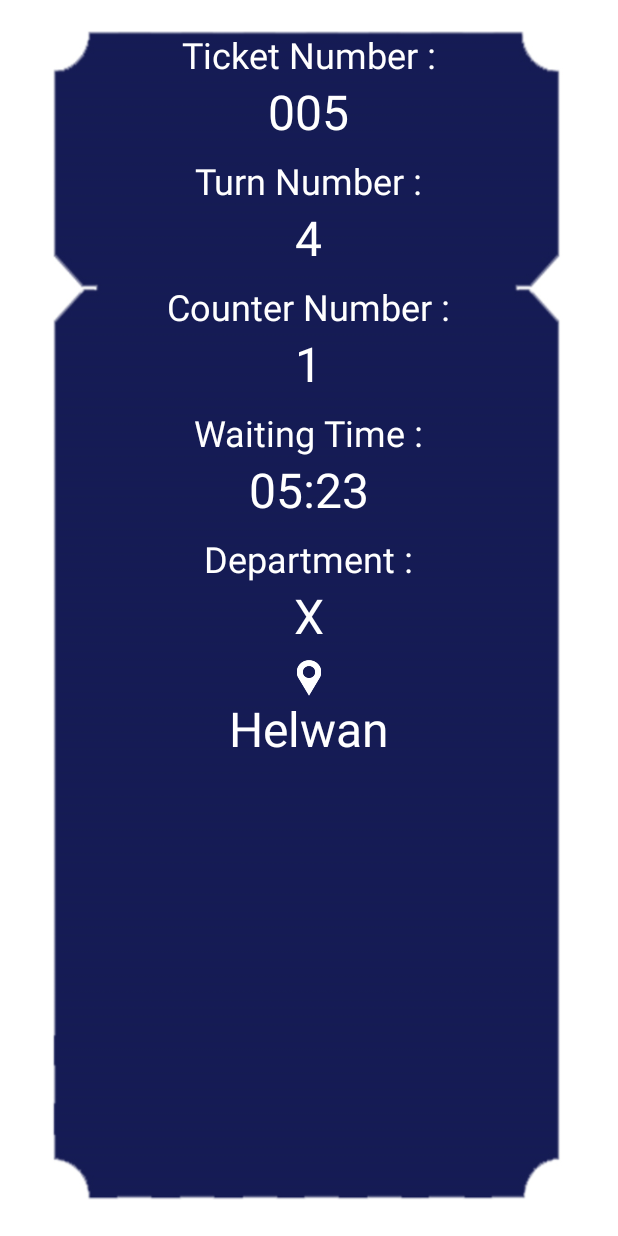
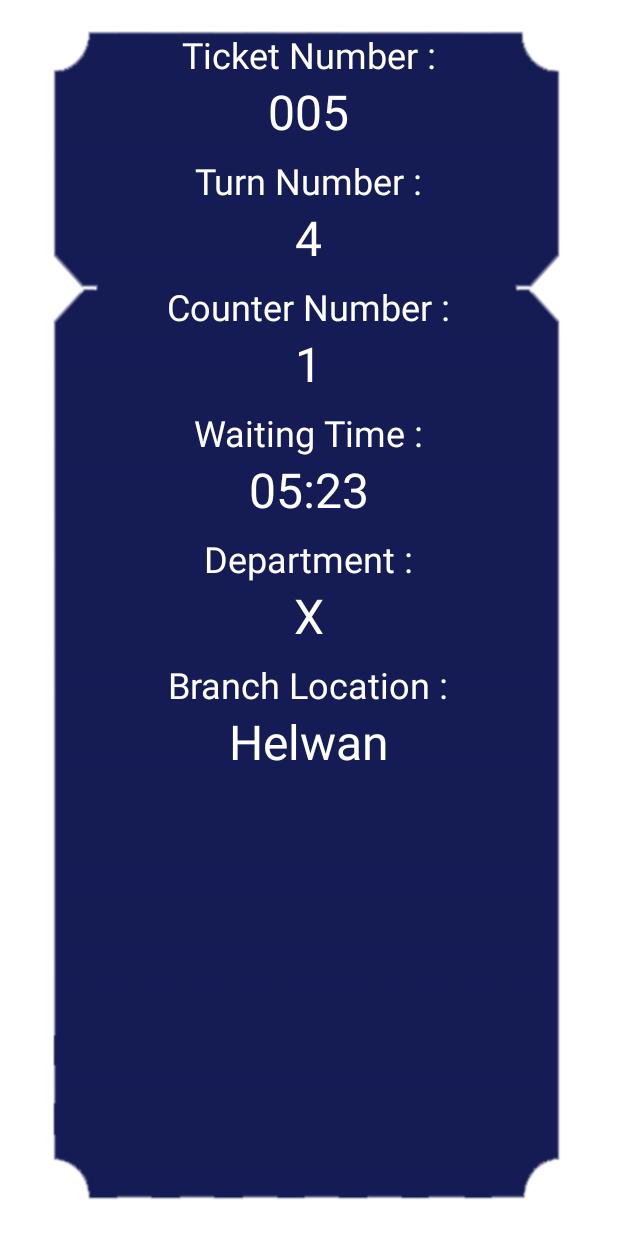
Before and after one commit to AhmedMaad/Bank-Ticket, an Android app: the layout activity_ticket.xml on its own in the app's theme, with its tools: preview values and no code run, on a phone screen of 412 x 824 dp. Run offline under Robolectric (Android 15) with nearby library versions, the light colour scheme and no system bars.

```diff
--- a/app/src/main/java/com/maad/bankticket/TakeTurn.java
+++ b/app/src/main/java/com/maad/bankticket/TakeTurn.java
@@ -179,7 +179,7 @@
         String requestTime = hour + ":" + minute;
 
         if (waitTime == 0)
-            waitTime = 1;
+            waitTime = 15;
         TicketModel ticket =
                 new TicketModel(chosenBranch, chosenDepartment, ticketNumber
                         , turnNumber, waitTime, counterNumber, requestTime);
--- a/app/src/main/res/layout/activity_ticket.xml
+++ b/app/src/main/res/layout/activity_ticket.xml
@@ -90,11 +90,13 @@
         android:textSize="32sp"
         tools:text="X" />
 
-    <ImageView
-        android:layout_width="24dp"
-        android:layout_height="24dp"
+    <TextView
+        android:layout_width="wrap_content"
+        android:layout_height="wrap_content"
         android:layout_marginTop="8dp"
-        android:src="@drawable/location" />
+        android:text="@string/branchlocation"
+        android:textColor="@color/colorwhite"
+        android:textSize="24sp" />
 
     <TextView
         android:id="@+id/branch"
```
